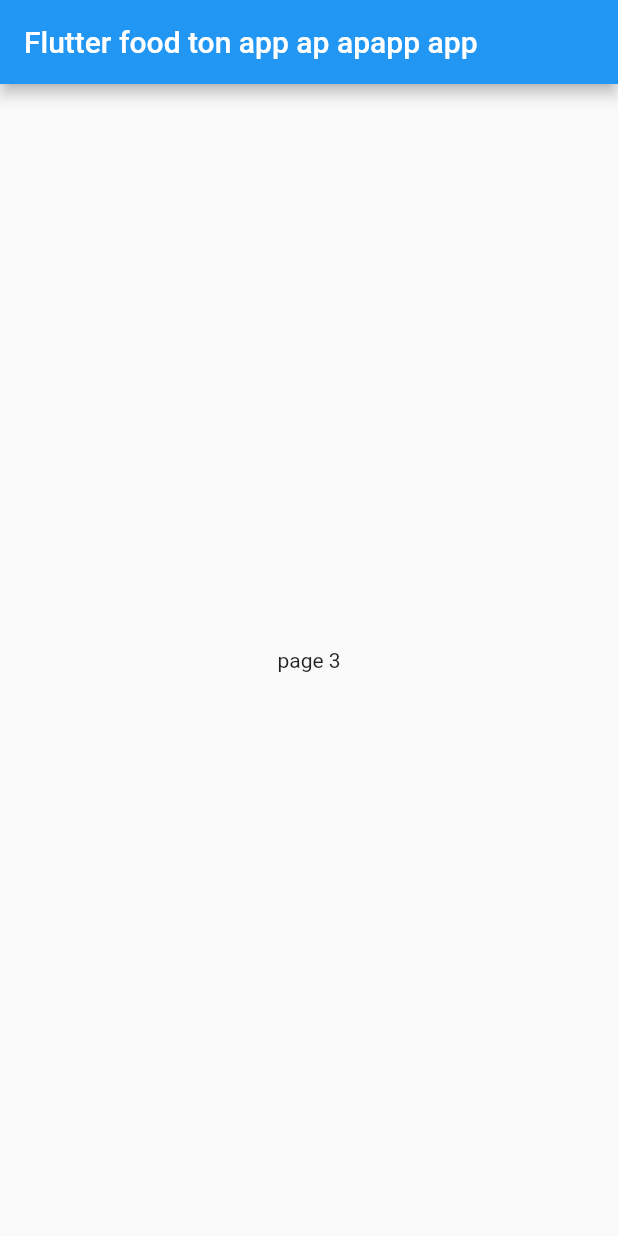
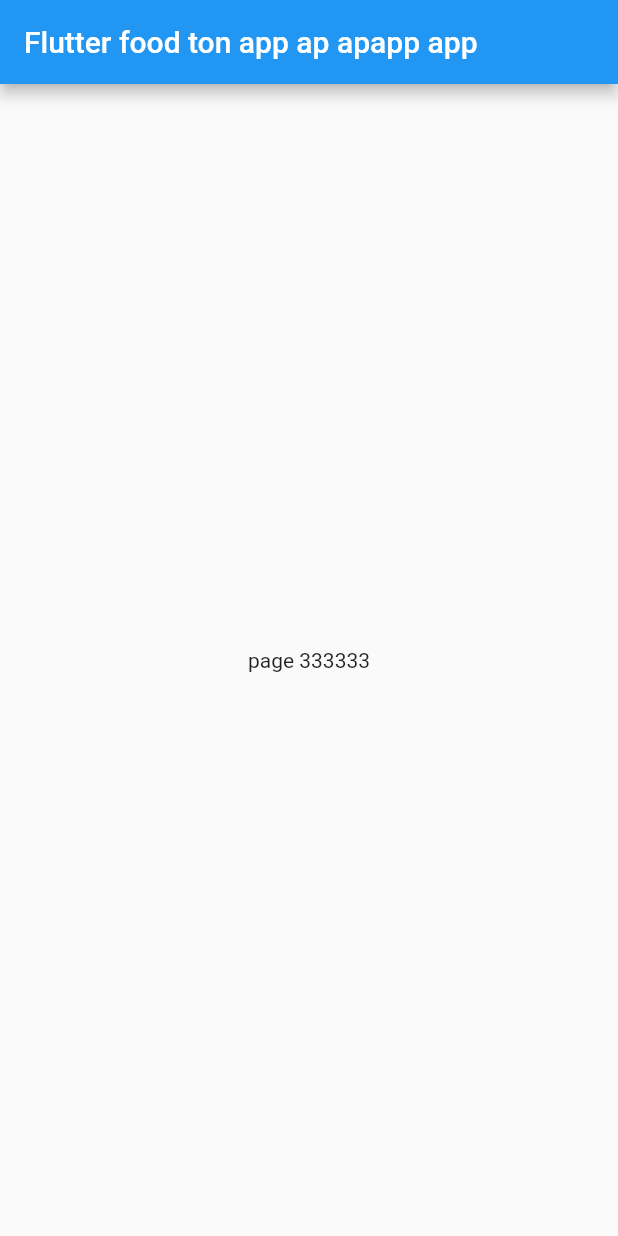
Before and after one commit to tontanh/app1, a Flutter app: the MyHomePage screen opened directly, on a phone screen of 412 x 824 dp. Run offline on Flutter 3.47's test engine with Material 2 defaults, Android fonts, the phone set to English and light mode, and no system bars.

Commit message:
Update page3.dart

```diff
--- a/lib/page3.dart
+++ b/lib/page3.dart
@@ -33,7 +33,7 @@ class _MyHomePageState extends State<MyHomePage> {
           mainAxisAlignment: MainAxisAlignment.center,
           children: <Widget>[
             Text(
-              'page 3',
+              'page 333333',
             ),
           ],
         ),
```
